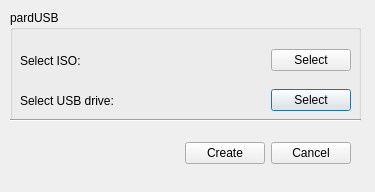
Qt form playground/intern/pardusb/ui/main.ui (pars-linux/uludag) before a commit.
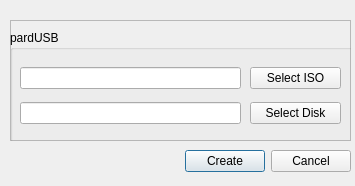
The same form after that commit.

Commit message: Some GUI fixes and sha1sum check method changes

```diff
--- a/playground/intern/pardusb/ui/main.ui
+++ b/playground/intern/pardusb/ui/main.ui
@@ -6,8 +6,8 @@
    <rect>
     <x>0</x>
     <y>0</y>
-    <width>375</width>
-    <height>192</height>
+    <width>355</width>
+    <height>186</height>
    </rect>
   </property>
   <property name="sizePolicy">
@@ -19,123 +19,13 @@
   <property name="windowTitle">
    <string>mainwindow</string>
   </property>
-  <widget class="QGroupBox" name="groupBox">
-   <property name="geometry">
-    <rect>
-     <x>10</x>
-     <y>10</y>
-     <width>351</width>
-     <height>111</height>
-    </rect>
-   </property>
-   <property name="title">
-    <string>pardUSB</string>
-   </property>
-   <widget class="QWidget" name="">
-    <property name="geometry">
-     <rect>
-      <x>10</x>
-      <y>70</y>
-      <width>331</width>
-      <height>41</height>
-     </rect>
-    </property>
-    <layout class="QHBoxLayout" name="horizontalLayout_2">
-     <item>
-      <widget class="QLabel" name="label_2">
-       <property name="text">
-        <string>Select USB drive:</string>
-       </property>
-      </widget>
-     </item>
-     <item>
-      <spacer name="horizontalSpacer_2">
-       <property name="orientation">
-        <enum>Qt::Horizontal</enum>
-       </property>
-       <property name="sizeHint" stdset="0">
-        <size>
-         <width>108</width>
-         <height>20</height>
-        </size>
-       </property>
-      </spacer>
-     </item>
-     <item>
-      <widget class="QPushButton" name="select_disk">
-       <property name="text">
-        <string>Select</string>
-       </property>
-      </widget>
-     </item>
-    </layout>
-   </widget>
-   <widget class="QWidget" name="">
-    <property name="geometry">
-     <rect>
-      <x>10</x>
-      <y>30</y>
-      <width>331</width>
-      <height>41</height>
-     </rect>
-    </property>
-    <layout class="QHBoxLayout" name="horizontalLayout_3">
-     <item>
-      <widget class="QLabel" name="label">
-       <property name="sizeIncrement">
-        <size>
-         <width>0</width>
-         <height>10</height>
-        </size>
-       </property>
-       <property name="text">
-        <string>Select ISO:</string>
-       </property>
-      </widget>
-     </item>
-     <item>
-      <spacer name="horizontalSpacer_3">
-       <property name="orientation">
-        <enum>Qt::Horizontal</enum>
-       </property>
-       <property name="sizeHint" stdset="0">
-        <size>
-         <width>128</width>
-         <height>20</height>
-        </size>
-       </property>
-      </spacer>
-     </item>
-     <item>
-      <widget class="QPushButton" name="button_open">
-       <property name="text">
-        <string>Select</string>
-       </property>
-      </widget>
-     </item>
-    </layout>
-   </widget>
-  </widget>
-  <widget class="Line" name="line">
-   <property name="geometry">
-    <rect>
-     <x>10</x>
-     <y>110</y>
-     <width>351</width>
-     <height>21</height>
-    </rect>
-   </property>
-   <property name="orientation">
-    <enum>Qt::Horizontal</enum>
-   </property>
-  </widget>
   <widget class="QWidget" name="layoutWidget">
    <property name="geometry">
     <rect>
      <x>10</x>
-     <y>140</y>
+     <y>146</y>
      <width>341</width>
-     <height>27</height>
+     <height>31</height>
     </rect>
    </property>
    <layout class="QHBoxLayout" name="horizontalLayout">
@@ -168,6 +58,79 @@
     </item>
    </layout>
   </widget>
+  <widget class="QFrame" name="frame">
+   <property name="geometry">
+    <rect>
+     <x>10</x>
+     <y>20</y>
+     <width>341</width>
+     <height>121</height>
+    </rect>
+   </property>
+   <property name="frameShape">
+    <enum>QFrame::StyledPanel</enum>
+   </property>
+   <property name="frameShadow">
+    <enum>QFrame::Raised</enum>
+   </property>
+   <widget class="QGroupBox" name="groupBox">
+    <property name="geometry">
+     <rect>
+      <x>0</x>
+      <y>10</y>
+      <width>351</width>
+      <height>121</height>
+     </rect>
+    </property>
+    <property name="title">
+     <string>pardUSB</string>
+    </property>
+    <widget class="QWidget" name="layoutWidget">
+     <property name="geometry">
+      <rect>
+       <x>240</x>
+       <y>30</y>
+       <width>91</width>
+       <height>71</height>
+      </rect>
+     </property>
+     <layout class="QVBoxLayout" name="verticalLayout">
+      <item>
+       <widget class="QPushButton" name="button_open">
+        <property name="text">
+         <string>Select ISO</string>
+        </property>
+       </widget>
+      </item>
+      <item>
+       <widget class="QPushButton" name="select_disk">
+        <property name="text">
+         <string>Select Disk</string>
+        </property>
+       </widget>
+      </item>
+     </layout>
+    </widget>
+    <widget class="QWidget" name="layoutWidget">
+     <property name="geometry">
+      <rect>
+       <x>10</x>
+       <y>30</y>
+       <width>221</width>
+       <height>71</height>
+      </rect>
+     </property>
+     <layout class="QVBoxLayout" name="verticalLayout_2">
+      <item>
+       <widget class="QLineEdit" name="lineEdit"/>
+      </item>
+      <item>
+       <widget class="QLineEdit" name="lineEdit_2"/>
+      </item>
+     </layout>
+    </widget>
+   </widget>
+  </widget>
  </widget>
  <tabstops>
   <tabstop>button_open</tabstop>
```
Left out of the diff: 2 changed lines with no effect on the pictures. The commit also changes 3 other files.
